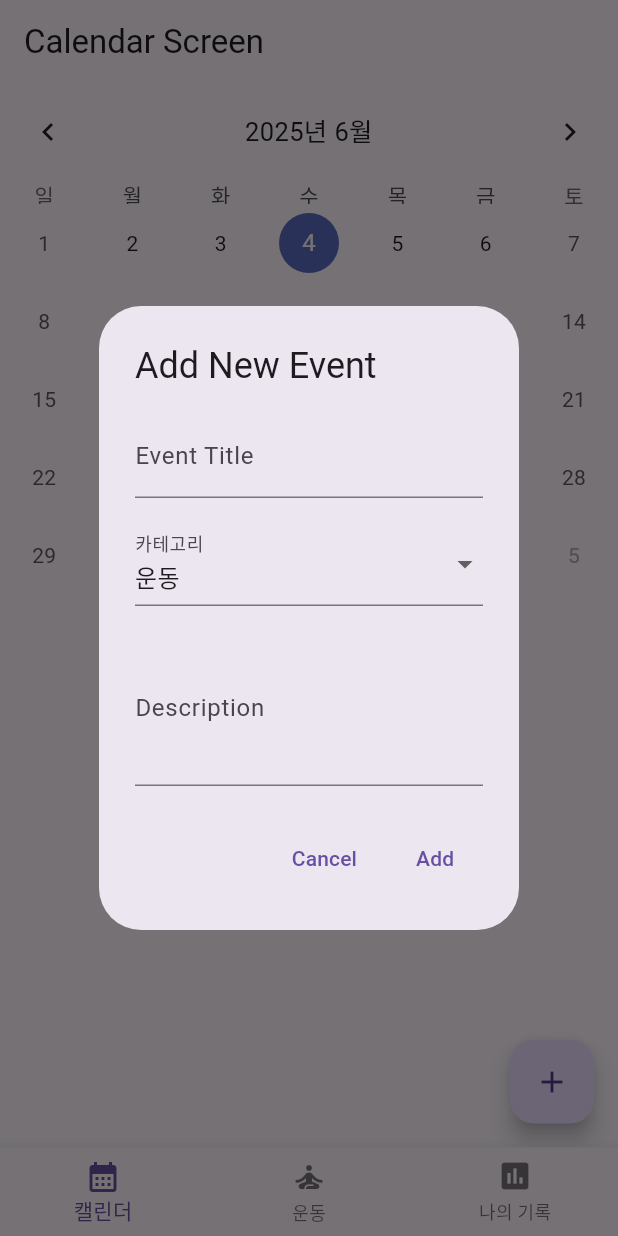
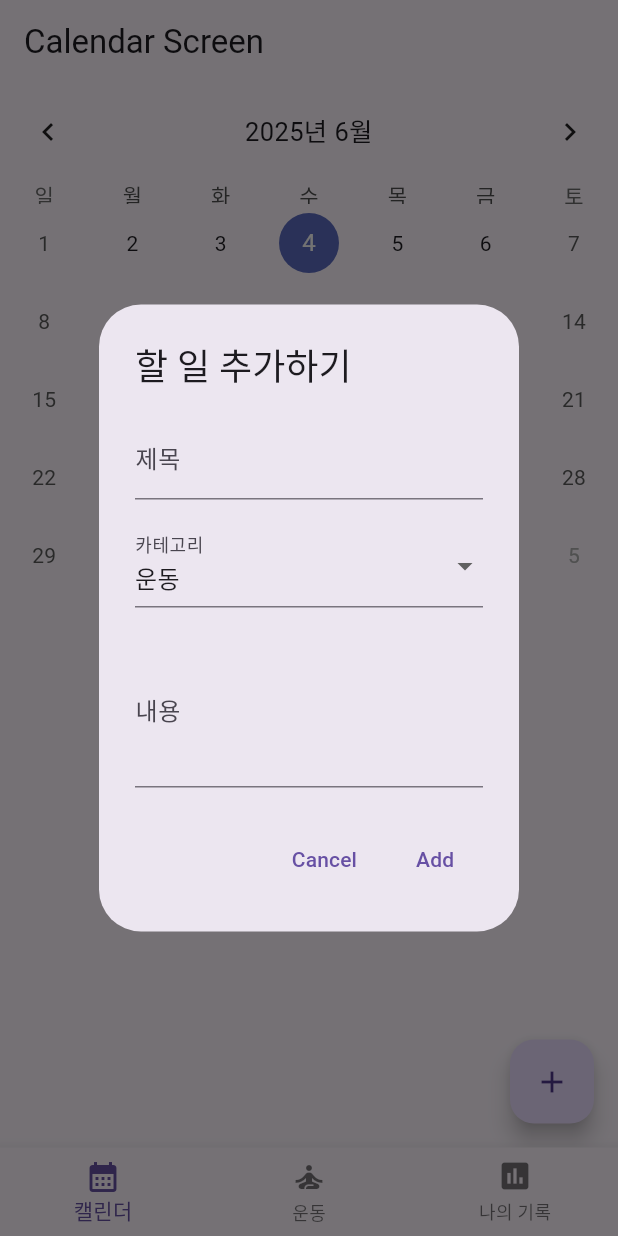
Before and after one commit to June8039/Capstone, a Flutter app: the screen it shows after launch, after a tap on the "add" icon, on a phone screen of 412 x 824 dp. Run offline on Flutter 3.47's test engine with Material 3 defaults, Android fonts, the phone set to English and light mode, and no system bars; drawn by our look-alikes of table_calendar; our stand-ins replace firebase_core, flutter_tts, permission_handler, video_player; accounts and stored records are empty.

Commit message:
Fix: changed the english text to Korean

```diff
--- a/lib/screens/calendar_screen.dart
+++ b/lib/screens/calendar_screen.dart
@@ -53,13 +53,13 @@ class _CalendarScreenState extends State<CalendarScreen> {
       context: context,
       builder: (context) {
         return AlertDialog(
-          title: const Text('Add New Event'),
+          title: const Text('할 일 추가하기'),
           content: SingleChildScrollView(
             child: Column(
               mainAxisSize: MainAxisSize.min,
               children: [
                 TextField(
-                  decoration: const InputDecoration(labelText: 'Event Title'),
+                  decoration: const InputDecoration(labelText: '제목'),
                   onChanged: (value) {
                     title = value;
                   },
@@ -78,7 +78,7 @@ class _CalendarScreenState extends State<CalendarScreen> {
                 ),
                 const SizedBox(height: 16),
                 TextField(
-                  decoration: const InputDecoration(labelText: 'Description'),
+                  decoration: const InputDecoration(labelText: '내용'),
                   maxLines: 3,
                   onChanged: (value) {
                     description = value;
@@ -150,6 +150,7 @@ class _CalendarScreenState extends State<CalendarScreen> {
             },
             eventLoader: _getEventsForDay,
           ),
+
           const SizedBox(height: 8),
           Expanded(
             child: ListView.builder(
```
Also changed, not shown: pubspec.yaml (+6 -7 lines), pubspec.lock.
